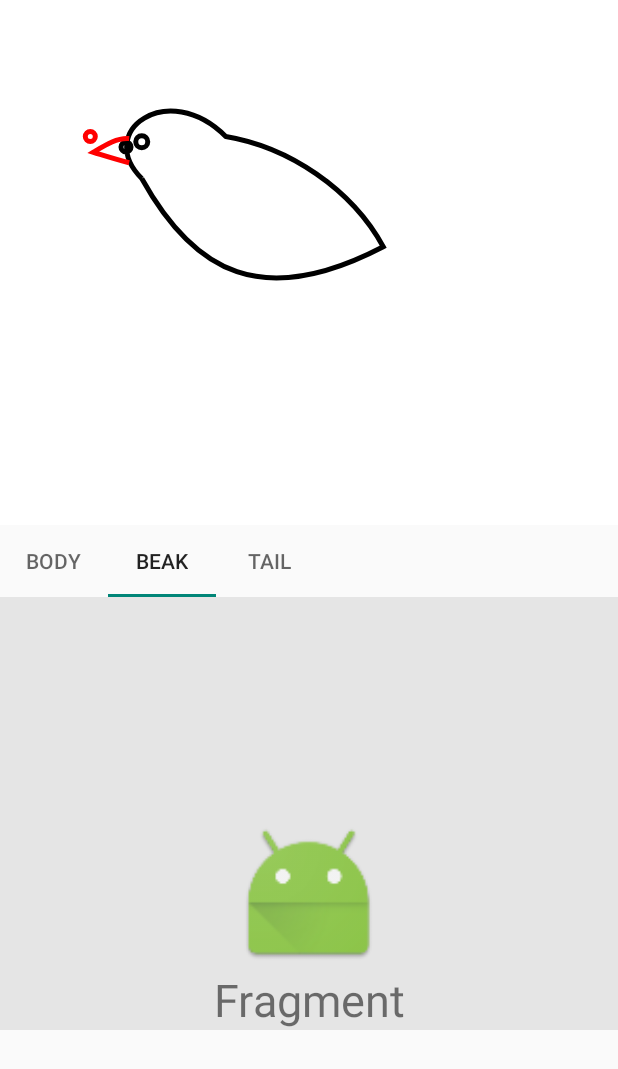
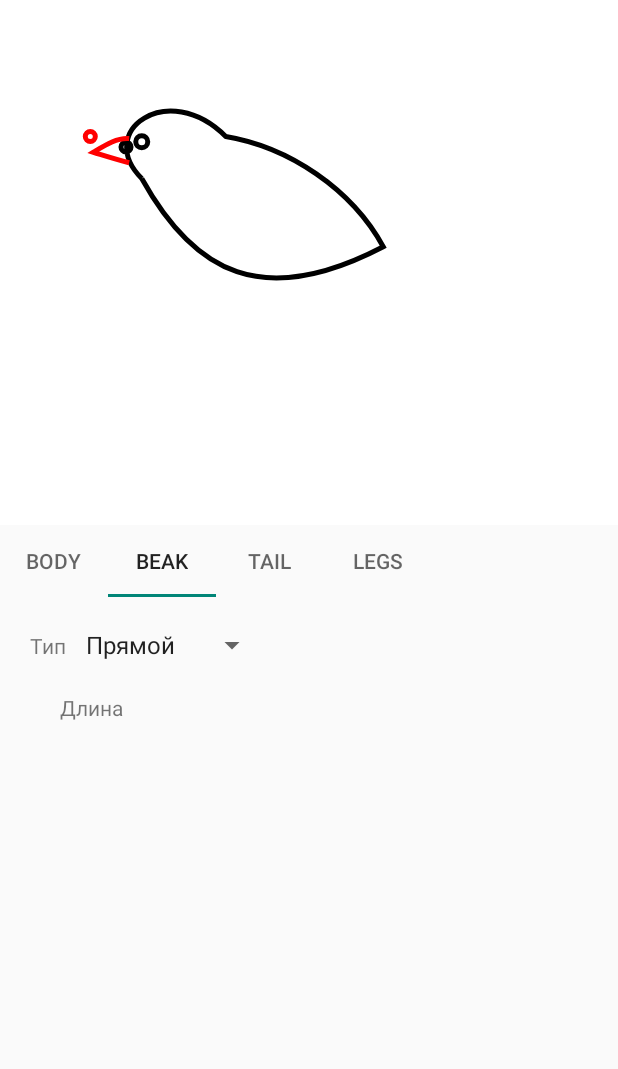
Before and after one commit to belyanka/finder, an Android app: the SearchActivity screen opened directly, with no data from a screen before it, tab 2 chosen, on a phone screen of 412 x 824 dp. Shown: the top 1069 px of the screen. Run offline under Robolectric (Android 15) with nearby library versions, the phone set to English and light mode, and no system bars.

Commit message:
фрагмент клюва

```diff
--- /dev/null
+++ b/app/src/main/java/com/birb/finder/BeakListener.java
@@ -0,0 +1,9 @@
+package com.birb.finder;
+
+/**
+ * Created by belyanka on 03.05.17.
+ */
+
+public interface BeakListener {
+    void setBeakType(int type);
+}
--- a/app/src/main/java/com/birb/finder/SearchActivity.java
+++ b/app/src/main/java/com/birb/finder/SearchActivity.java
@@ -4,11 +4,13 @@ import android.os.Bundle;
 import android.support.design.widget.TabLayout;
 import android.support.v4.view.ViewPager;
 import android.support.v7.app.AppCompatActivity;
+import android.widget.Toast;
 
+import com.birb.finder.TabFragments.BeakFragment;
 import com.birb.finder.TabFragments.BodyFragment;
 import com.birb.finder.TabFragments.SimpleFragment;
 
-public class SearchActivity extends AppCompatActivity {
+public class SearchActivity extends AppCompatActivity implements BeakListener{
 
     private RobotView robotView;
     private TabLayout tabLayout;
@@ -25,13 +27,21 @@ public class SearchActivity extends AppCompatActivity {
         viewPager = (ViewPager) findViewById(R.id.pager);
 
         ViewPagerAdapter adapter = new ViewPagerAdapter(getSupportFragmentManager());
-        BodyFragment fragment = new BodyFragment();
+        BodyFragment bodyFragment = new BodyFragment();
+        BeakFragment beakFragment = new BeakFragment();
+        beakFragment.setListener(this);
 
-        adapter.addFragment(fragment, "Body");
-        adapter.addFragment(new SimpleFragment(), "Beak");
+        adapter.addFragment(bodyFragment, "Body");
+        adapter.addFragment(beakFragment, "Beak");
         adapter.addFragment(new SimpleFragment(), "Tail");
+        adapter.addFragment(new SimpleFragment(), "Legs");
 
         viewPager.setAdapter(adapter);
         tabLayout.setupWithViewPager(viewPager);
     }
+
+    @Override
+    public void setBeakType(int type) {
+        Toast.makeText(this,"Choose " + type,Toast.LENGTH_SHORT).show();
+    }
 }
--- a/app/src/main/java/com/birb/finder/TabFragments/BeakFragment.java
+++ b/app/src/main/java/com/birb/finder/TabFragments/BeakFragment.java
@@ -1,9 +1,53 @@
 package com.birb.finder.TabFragments;
 
+import android.os.Bundle;
 import android.support.v4.app.Fragment;
+import android.view.LayoutInflater;
+import android.view.View;
+import android.view.ViewGroup;
+import android.widget.AdapterView;
+import android.widget.ArrayAdapter;
+import android.widget.Spinner;
+import android.widget.Toast;
+
+import com.birb.finder.BeakListener;
+import com.birb.finder.R;
 
 
 public class BeakFragment extends Fragment {
 
+    private String[] types = { "Прямой", "Крючком" };
+    private BeakListener listener;
 
+    @Override
+    public void onCreate(Bundle savedInstanceState) {
+        super.onCreate(savedInstanceState);
+    }
+
+    @Override
+    public View onCreateView(LayoutInflater inflater, ViewGroup container,
+                             Bundle savedInstanceState) {
+        View view = inflater.inflate(R.layout.beak_fragment, container, false);
+        Spinner spinner = (Spinner) view.findViewById(R.id.spinnerBeakType);
+        ArrayAdapter<String> adapter = new ArrayAdapter<String>(this.getContext(), android.R.layout.simple_spinner_item, types);
+        adapter.setDropDownViewResource(android.R.layout.simple_spinner_dropdown_item);
+        spinner.setAdapter(adapter);
+
+        spinner.setOnItemSelectedListener(new AdapterView.OnItemSelectedListener() {
+            @Override
+            public void onNothingSelected(AdapterView<?> parent) {
+            }
+            @Override
+            public void onItemSelected(AdapterView<?> parent, View view,
+                                       int pos, long id) {
+
+                listener.setBeakType(pos);
+            }
+        });
+        return view;
+    }
+
+    public void setListener(BeakListener listener){
+        this.listener=listener;
+    }
 }
--- a/app/src/main/res/layout/beak_fragment.xml
+++ b/app/src/main/res/layout/beak_fragment.xml
@@ -19,7 +19,7 @@
                 android:layout_height="wrap_content" />
             <Spinner
                 android:id="@+id/spinnerBeakType"
-                android:layout_width="match_parent"
+                android:layout_width="wrap_content"
                 android:layout_height="wrap_content"
                 android:paddingStart="5dp">
             </Spinner>
@@ -27,7 +27,8 @@
     <LinearLayout
         android:layout_width="match_parent"
         android:layout_height="wrap_content"
-        android:orientation="horizontal">
+        android:orientation="horizontal"
+        android:padding="20dp">
         <TextView
             android:layout_width="wrap_content"
             android:id="@+id/beakLengthText"
```
